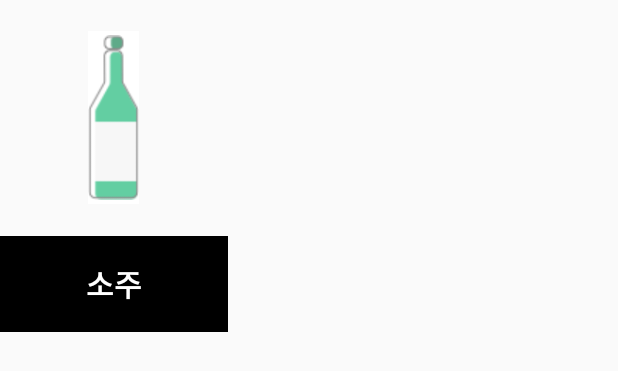
After one commit to alcohol-king/sooling-android, an Android app: the layout wiki_grid_item.xml on its own in the app's theme, with its tools: preview values and no code run, on a phone screen of 412 x 824 dp. The commit adds this screen. Shown: the top 371 px of the screen. Run offline under Robolectric (Android 15) with nearby library versions, the phone set to English and light mode, and no system bars.

Commit message:
add drink wiki page draft

```diff
--- a/app/build.gradle
+++ b/app/build.gradle
@@ -24,7 +24,7 @@ android {
 
 dependencies {
     implementation fileTree(dir: 'libs', include: ['*.jar'])
-    implementation"org.jetbrains.kotlin:kotlin-stdlib-jdk7:$kotlin_version"
+    implementation "org.jetbrains.kotlin:kotlin-stdlib-jdk7:$kotlin_version"
     implementation 'com.android.support:appcompat-v7:28.0.0'
     implementation 'com.android.support.constraint:constraint-layout:1.1.3'
     testImplementation 'junit:junit:4.12'
@@ -41,3 +41,4 @@ dependencies {
     implementation 'com.squareup.retrofit2:converter-gson:2.4.0'
     implementation 'com.android.support:cardview-v7:28.0.0'
     implementation 'com.android.support:recyclerview-v7:28.0.0'
+}
--- a/app/src/main/AndroidManifest.xml
+++ b/app/src/main/AndroidManifest.xml
@@ -28,7 +28,8 @@
         </activity>
         <activity android:name=".activity.AddCapacityActivity" />
         <activity android:name=".activity.CalendarActivity" />
-        <activity android:name=".activity.WikiActivity" />
+        <activity android:name=".activity.wiki.WikiActivity" />
+        <activity android:name=".activity.wiki.WikiDetailActivity"/>
         <activity android:name=".activity.SettingActivity" />
         <activity android:name=".activity.login.LoginActivity" />
     </application>
--- a/app/src/main/java/com/sooling/sooling/activity/MainActivity.kt
+++ b/app/src/main/java/com/sooling/sooling/activity/MainActivity.kt
@@ -6,6 +6,7 @@ import android.view.View
 import com.bumptech.glide.Glide
 import com.bumptech.glide.request.RequestOptions
 import com.sooling.sooling.R
+import com.sooling.sooling.activity.wiki.WikiActivity
 import kotlinx.android.synthetic.main.activity_main.*
 import org.jetbrains.anko.startActivity
 
--- /dev/null
+++ b/app/src/main/java/com/sooling/sooling/model/AlcoholWiki.kt
@@ -0,0 +1,6 @@
+package com.sooling.sooling.model
+
+import android.graphics.drawable.Icon
+
+
+data class AlcoholWiki(val name: String, var img: Int)
--- /dev/null
+++ b/app/src/main/res/layout/wiki_grid_item.xml
@@ -0,0 +1,34 @@
+<?xml version="1.0" encoding="utf-8"?>
+<LinearLayout
+        xmlns:android="http://schemas.android.com/apk/res/android"
+        xmlns:app="http://schemas.android.com/apk/res-auto"
+        xmlns:tools="http://schemas.android.com/tools"
+        android:orientation="vertical"
+        android:layout_width="152dp"
+        android:layout_height="221dp">
+
+    <FrameLayout
+            android:layout_width="match_parent"
+            android:layout_height="157dp">
+        <ImageView
+                android:id="@+id/alcohol_img"
+                android:layout_width="34dp"
+                android:layout_height="115dp"
+                android:layout_gravity="center"
+                android:background="#ffffff"
+                app:layout_constraintDimensionRatio="1:1"
+                app:srcCompat="@drawable/soju_img" />
+    </FrameLayout>
+
+    <TextView
+            android:id="@+id/alcohol_name"
+            android:layout_width="match_parent"
+            android:layout_height="64dp"
+            android:gravity="center"
+            android:background="#000000"
+            android:textColor="#ffffff"
+            android:textSize="20sp"
+            android:textStyle="bold"
+            tools:text="소주" />
+
+</LinearLayout>
```
Also changed, not shown: app/src/main/java/com/sooling/sooling/activity/WikiActivity.kt (deleted, +0 -11 lines), app/src/main/java/com/sooling/sooling/activity/login/LoginActivity.kt (+2 -5 lines), app/src/main/java/com/sooling/sooling/activity/wiki/WikiActivity.kt (added, +46 -0 lines), app/src/main/java/com/sooling/sooling/activity/wiki/WikiDetailActivity.kt (added, +16 -0 lines), app/src/main/java/com/sooling/sooling/activity/wiki/adapter/WikiAdapter.kt (added, +70 -0 lines), app/src/main/res/layout/activity_wiki.xml (added, +38 -0 lines), app/src/main/res/layout/activity_wiki_detail.xml (added, +35 -0 lines), app/src/main/res/drawable/beer_img.png (added), app/src/main/res/drawable/makgulri_img.png (added), app/src/main/res/drawable/soju_img.png (added), app/src/main/res/drawable/wine_img.png (added).
